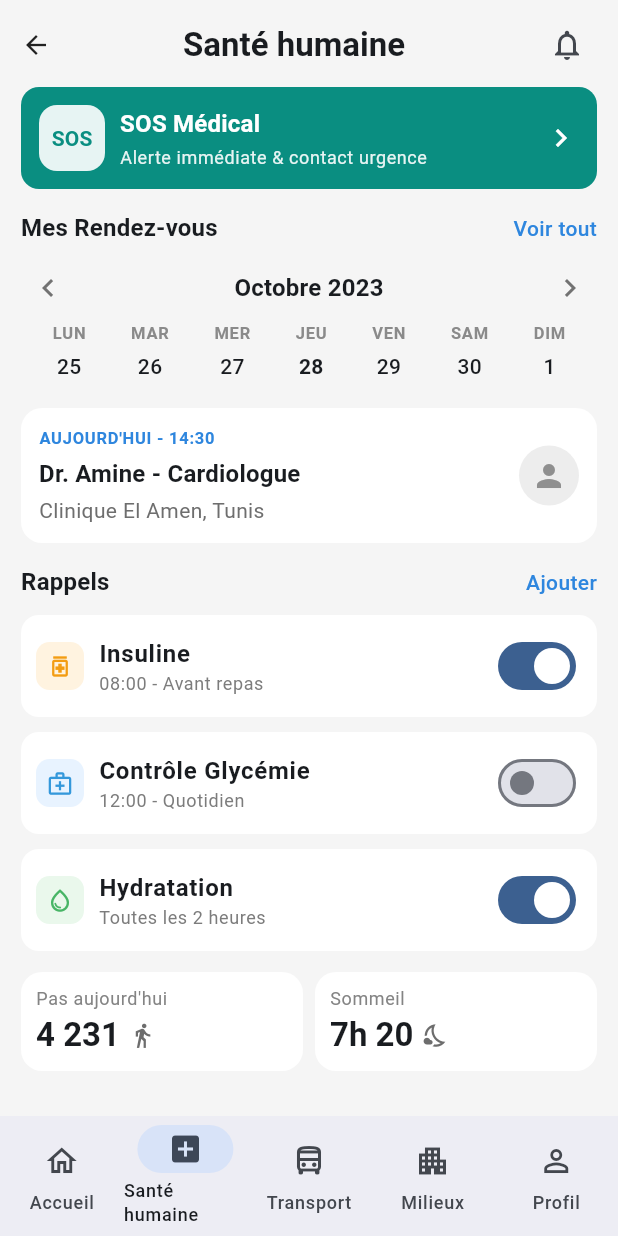
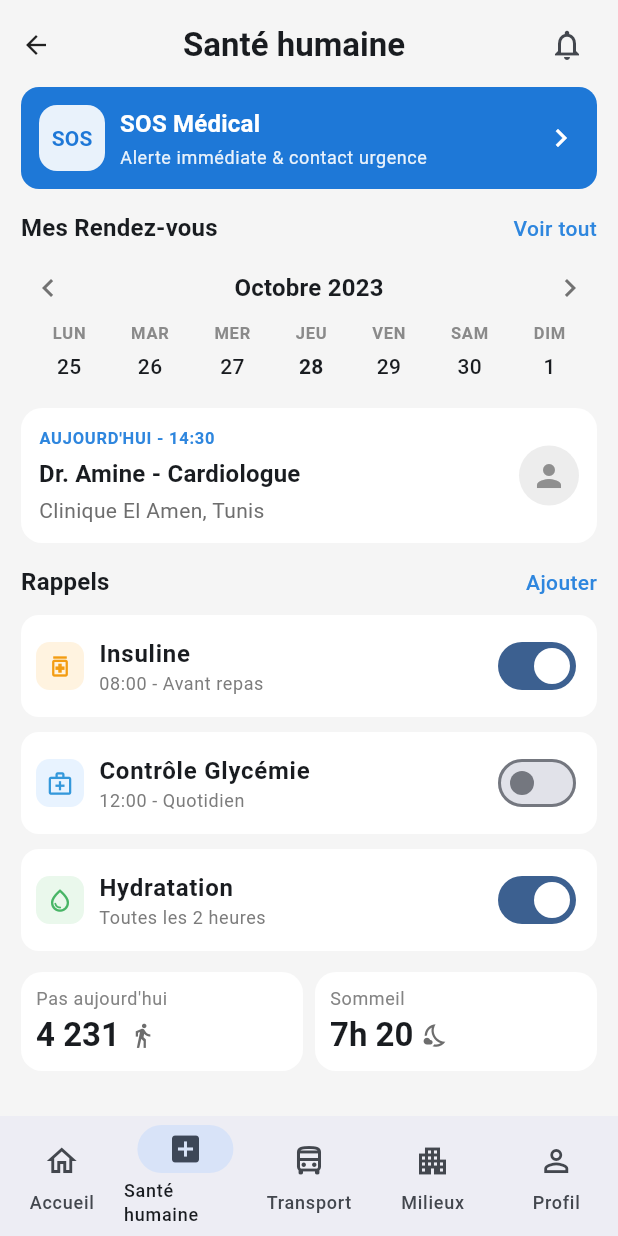
Before and after one commit to aziztannoubi/appmaak, a Flutter app: the screen it shows after launch, on a phone screen of 412 x 824 dp. Run offline on Flutter 3.47's test engine with Material 3 defaults, Android fonts, the phone set to English and light mode, and no system bars; our stand-ins replace dio, flutter_tts, geolocator.

Commit message:
style: change SOS medical card color from green to blue
Co-authored-by: aziztannoubi <aziztannoubi@users.noreply.github.com>

```diff
--- a/lib/features/health/screens/health_human_screen.dart
+++ b/lib/features/health/screens/health_human_screen.dart
@@ -146,7 +146,7 @@ class _SosMedicalCard extends StatelessWidget {
         width: double.infinity,
         padding: const EdgeInsets.symmetric(horizontal: 12, vertical: 12),
         decoration: BoxDecoration(
-          color: const Color(0xFF0A8E81),
+          color: const Color(0xFF1E78D7),
           borderRadius: BorderRadius.circular(12),
         ),
         child: Row(
@@ -162,7 +162,7 @@ class _SosMedicalCard extends StatelessWidget {
               child: Text(
                 'SOS',
                 style: theme.textTheme.labelLarge?.copyWith(
-                  color: const Color(0xFF0A8E81),
+                  color: const Color(0xFF1E78D7),
                   fontWeight: FontWeight.w700,
                 ),
               ),
```
